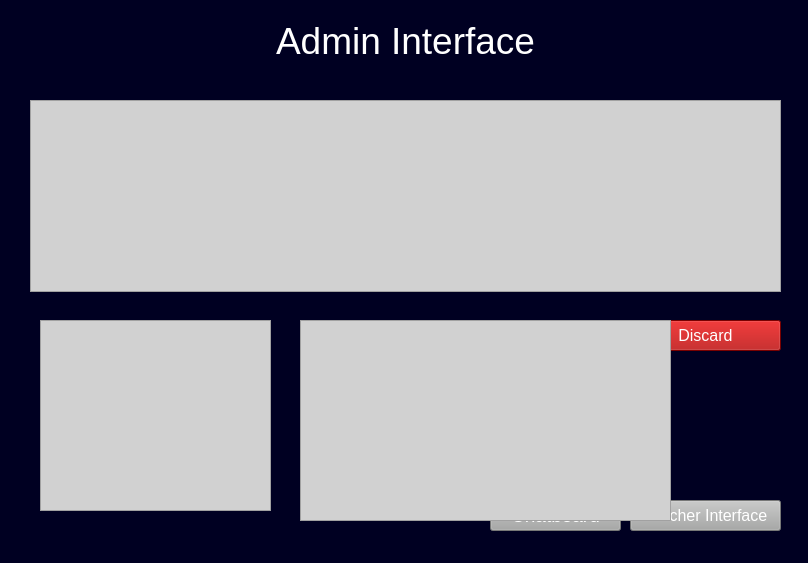
Qt form admin.ui (bakisgan/Campus_Pulse_v02) before a commit.
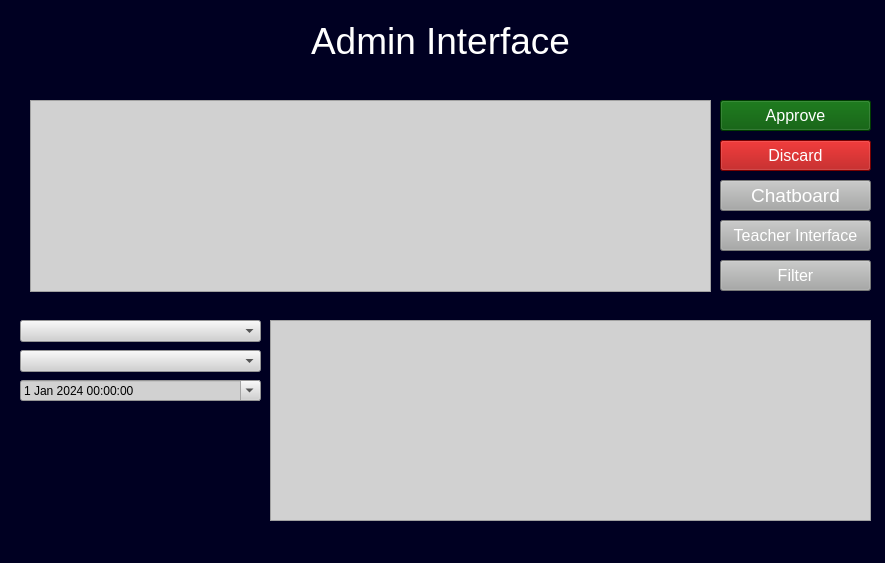
The same form after that commit.

```diff
--- a/admin.ui
+++ b/admin.ui
@@ -6,7 +6,7 @@
    <rect>
     <x>0</x>
     <y>0</y>
-    <width>808</width>
+    <width>885</width>
     <height>563</height>
    </rect>
   </property>
@@ -22,7 +22,7 @@
      <rect>
       <x>30</x>
       <y>10</y>
-      <width>751</width>
+      <width>821</width>
       <height>61</height>
      </rect>
     </property>
@@ -44,8 +44,8 @@
    <widget class="QPushButton" name="Back_Log_but">
     <property name="geometry">
      <rect>
-      <x>630</x>
-      <y>500</y>
+      <x>720</x>
+      <y>220</y>
       <width>151</width>
       <height>31</height>
      </rect>
@@ -62,7 +62,7 @@
      <rect>
       <x>30</x>
       <y>100</y>
-      <width>751</width>
+      <width>681</width>
       <height>192</height>
      </rect>
     </property>
@@ -73,8 +73,8 @@
    <widget class="QPushButton" name="Approve_but">
     <property name="geometry">
      <rect>
-      <x>460</x>
-      <y>320</y>
+      <x>720</x>
+      <y>100</y>
       <width>151</width>
       <height>31</height>
      </rect>
@@ -90,8 +90,8 @@
    <widget class="QPushButton" name="Discard_but">
     <property name="geometry">
      <rect>
-      <x>630</x>
-      <y>320</y>
+      <x>720</x>
+      <y>140</y>
       <width>151</width>
       <height>31</height>
      </rect>
@@ -107,9 +107,9 @@
    <widget class="QPushButton" name="Chatboard_but">
     <property name="geometry">
      <rect>
-      <x>490</x>
-      <y>500</y>
-      <width>131</width>
+      <x>720</x>
+      <y>180</y>
+      <width>151</width>
       <height>31</height>
      </rect>
     </property>
@@ -120,25 +120,44 @@
      <string>Chatboard</string>
     </property>
    </widget>
-   <widget class="QTableWidget" name="courseWidget">
+   <widget class="QComboBox" name="Users_combo">
     <property name="geometry">
      <rect>
-      <x>40</x>
+      <x>20</x>
       <y>320</y>
-      <width>231</width>
-      <height>191</height>
+      <width>241</width>
+      <height>22</height>
      </rect>
     </property>
+    <property name="sizePolicy">
+     <sizepolicy hsizetype="Preferred" vsizetype="Preferred">
+      <horstretch>0</horstretch>
+      <verstretch>0</verstretch>
+     </sizepolicy>
+    </property>
     <property name="styleSheet">
      <string notr="true">background-color: rgb(209, 209, 209);</string>
     </property>
    </widget>
-   <widget class="QTextEdit" name="history_LE">
+   <widget class="QComboBox" name="Transaction_combo">
     <property name="geometry">
      <rect>
-      <x>300</x>
+      <x>20</x>
+      <y>350</y>
+      <width>241</width>
+      <height>22</height>
+     </rect>
+    </property>
+    <property name="styleSheet">
+     <string notr="true">background-color: rgb(209, 209, 209);</string>
+    </property>
+   </widget>
+   <widget class="QTableWidget" name="logtablewidget">
+    <property name="geometry">
+     <rect>
+      <x>270</x>
       <y>320</y>
-      <width>371</width>
+      <width>601</width>
       <height>201</height>
      </rect>
     </property>
@@ -146,6 +165,49 @@
      <string notr="true">background-color: rgb(209, 209, 209);</string>
     </property>
    </widget>
+   <widget class="QPushButton" name="filter_button">
+    <property name="geometry">
+     <rect>
+      <x>720</x>
+      <y>260</y>
+      <width>151</width>
+      <height>31</height>
+     </rect>
+    </property>
+    <property name="styleSheet">
+     <string notr="true">background-color: rgb(167, 168, 167); font-size:12pt; color:rgb(255, 255, 255)</string>
+    </property>
+    <property name="text">
+     <string>Filter</string>
+    </property>
+   </widget>
+   <widget class="QDateTimeEdit" name="logcalendarWidget">
+    <property name="geometry">
+     <rect>
+      <x>20</x>
+      <y>380</y>
+      <width>241</width>
+      <height>21</height>
+     </rect>
+    </property>
+    <property name="toolTipDuration">
+     <number>0</number>
+    </property>
+    <property name="styleSheet">
+     <string notr="true">color: rgb(0, 0, 0);
+background-color: rgb(209, 209, 209);</string>
+    </property>
+    <property name="date">
+     <date>
+      <year>2024</year>
+      <month>1</month>
+      <day>1</day>
+     </date>
+    </property>
+    <property name="calendarPopup">
+     <bool>true</bool>
+    </property>
+   </widget>
   </widget>
   <widget class="QMenuBar" name="menubar">
    <property name="geometry">
```
Left out of the diff: 4 changed lines with no effect on the pictures.
